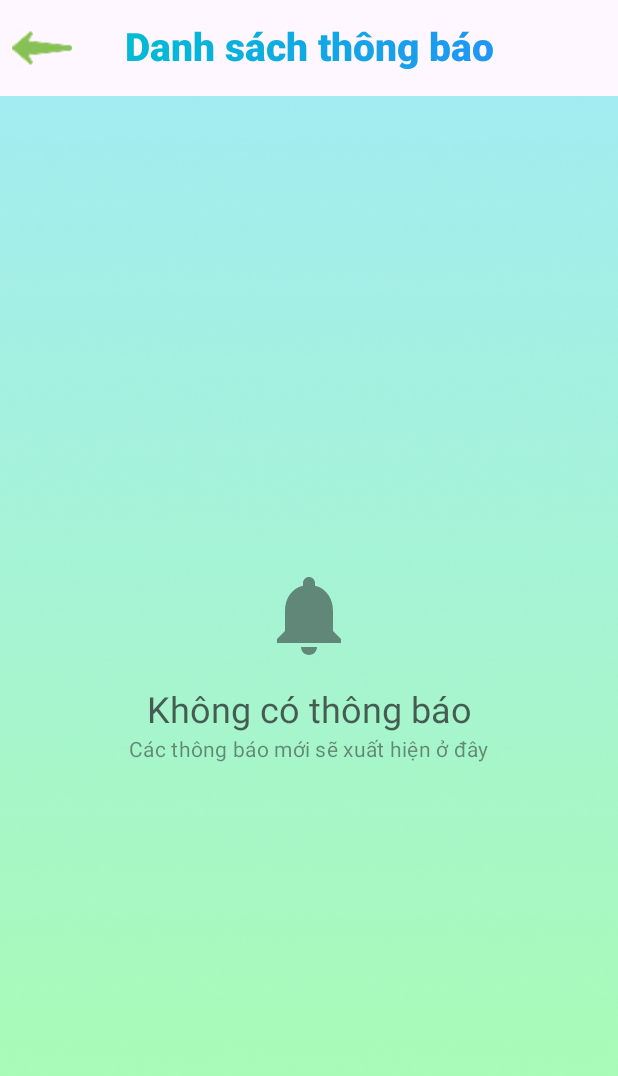
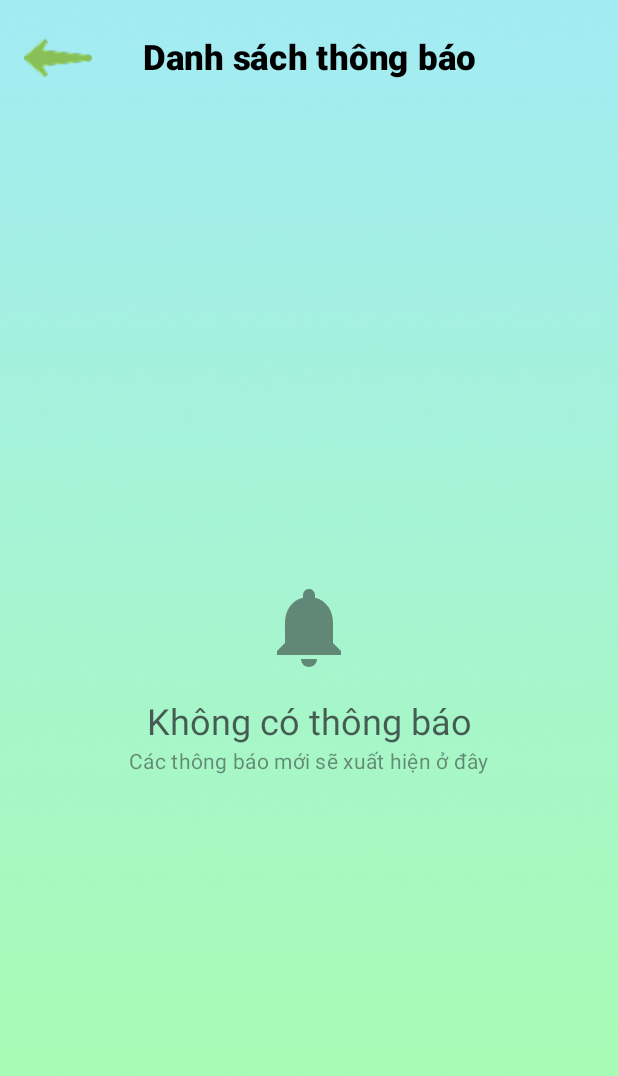
Before and after one commit to Thethien2k5/EzWordMaster, an Android app built with Jetpack Compose: the screen it shows after launch (MainActivity), after a tap on "Notifications", on a phone screen of 412 x 824 dp. Shown: the top 1076 px of the screen. Run offline under Robolectric (Android 15) with nearby library versions, the phone set to English and light mode, and no system bars; our stand-ins replace Firebase (no records; nobody signed in at launch, a user with empty details on screens opened directly), Room's generated code; libraries missing offline, so code that uses them is left out: com.google.mlkit.common, com.google.mlkit.nl; Roboto replaces fonts that are not available here.

Commit message:
sửa lỗi thanh bar

```diff
--- a/app/src/main/java/com/example/ezwordmaster/ui/screens/notification/NotificationScreen.kt
+++ b/app/src/main/java/com/example/ezwordmaster/ui/screens/notification/NotificationScreen.kt
@@ -25,17 +25,14 @@ import androidx.compose.material.icons.filled.Notifications
 import androidx.compose.material3.AlertDialog
 import androidx.compose.material3.Card
 import androidx.compose.material3.CardDefaults
-import androidx.compose.material3.CenterAlignedTopAppBar
 import androidx.compose.material3.ExperimentalMaterial3Api
 import androidx.compose.material3.Icon
 import androidx.compose.material3.IconButton
 import androidx.compose.material3.MaterialTheme
-import androidx.compose.material3.Scaffold
 import androidx.compose.material3.SwipeToDismissBox
 import androidx.compose.material3.SwipeToDismissBoxValue
 import androidx.compose.material3.Text
 import androidx.compose.material3.TextButton
-import androidx.compose.material3.TopAppBarDefaults
 import androidx.compose.material3.rememberSwipeToDismissBoxState
 import androidx.compose.runtime.Composable
 import androidx.compose.runtime.collectAsState
@@ -51,7 +48,6 @@ import androidx.compose.ui.graphics.Brush
 import androidx.compose.ui.graphics.Color
 import androidx.compose.ui.layout.ContentScale
 import androidx.compose.ui.res.painterResource
-import androidx.compose.ui.text.TextStyle
 import androidx.compose.ui.text.font.FontWeight
 import androidx.compose.ui.text.style.TextAlign
 import androidx.compose.ui.text.style.TextOverflow
@@ -63,7 +59,7 @@ import com.example.ezwordmaster.data.local.entity.NotificationEntity
 import java.text.SimpleDateFormat
 import java.util.Locale
 
-@OptIn(ExperimentalMaterial3Api::class) // Tắt thông báo đang phá triển API
+@OptIn(ExperimentalMaterial3Api::class)
 @Composable
 fun NotificationScreen(
     navController: NavHostController,
@@ -93,60 +89,57 @@ fun NotificationScreen(
         )
     }
 
-    Scaffold(
-        topBar = {
-            CenterAlignedTopAppBar(
-                title = {
-                    // SỬA 2: Đưa Text vào `title`
-                    Text(
-                        text = "Danh sách thông báo",
-                        // modifier = Modifier.fillMaxWidth(), // Không cần fillMaxWidth
-                        // .offset(x = (-24).dp), // Không cần offset, nó tự căn giữa
-                        textAlign = TextAlign.Center,
-                        fontSize = 26.sp,
-                        fontWeight = FontWeight.Black,
-                        style = TextStyle(
-                            brush = Brush.horizontalGradient(
-                                colors = listOf(Color(0xFF00BCD4), Color(0xFF2196F3))
+    Box(
+        modifier = Modifier.fillMaxSize()
+    ) {
+        // Background
+        Image(
+            painter = painterResource(id = R.drawable.bg),
+            contentDescription = "Background",
+            modifier = Modifier.fillMaxSize(),
+            contentScale = ContentScale.Crop
         )
-                        )
-                    )
-                },
-                navigationIcon = {
-                    // SỬA 3: Đưa Image vào `navigationIcon` dùng IconButton
-                    IconButton(onClick = { navController.navigate("home/$text") }) {
+
+        // Custom Top Bar
+        Row(
+            modifier = Modifier
+                .fillMaxWidth()
+                .padding(16.dp),
+            horizontalArrangement = Arrangement.SpaceBetween,
+            verticalAlignment = Alignment.CenterVertically
+        ) {
+            // Back button
+            IconButton(
+                onClick = { navController.navigate("home/$text") },
+                modifier = Modifier.size(45.dp)
+            ) {
                 Image(
                     painter = painterResource(id = R.drawable.return_),
                     contentDescription = "Back",
                     modifier = Modifier.size(45.dp)
-                            // .offset(10.dp) // Không cần offset
                 )
             }
-                },
-                // SỬA 4: Đây là phần quan trọng nhất để xóa màu trắng
-                colors = TopAppBarDefaults.centerAlignedTopAppBarColors(
-                    containerColor = Color.Transparent
+
+            // Title
+            Text(
+                text = "Danh sách thông báo",
+                textAlign = TextAlign.Center,
+                fontSize = 23.sp,
+                fontWeight = FontWeight.Black,
+                color = Color.Black,
+                modifier = Modifier.weight(1f)
             )
-            )
-        },
-        containerColor = Color.Transparent
-    ) { innerPadding ->
-        Box(
+
+            // Empty space to balance the layout
+            Spacer(modifier = Modifier.size(45.dp))
+        }
+
+        // Content
+        Column(
             modifier = Modifier
                 .fillMaxSize()
-                .padding(innerPadding)
+                .padding(top = 80.dp) // Điều chỉnh khoảng cách từ top
         ) {
-
-            // ############ SỬA 3: THAY THẾ AsyncImage BẰNG Image ############
-            Image(
-                painter = painterResource(id = R.drawable.bg), // Dùng painterResource
-                contentDescription = "Background",
-                modifier = Modifier.fillMaxSize(),
-                contentScale = ContentScale.Crop
-            )
-            // #############################################################
-
-            // Content
             if (notifications.isEmpty()) {
                 EmptyNotifications()
             } else {
```
Lines whose indentation alone changed are shown as unchanged.
